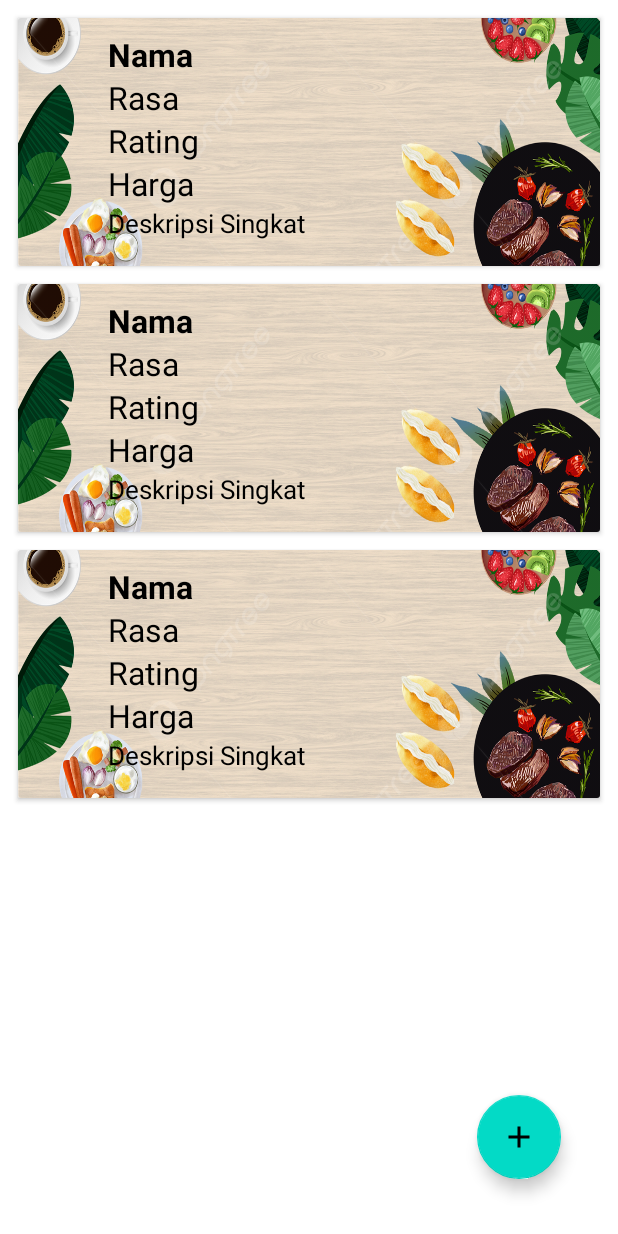
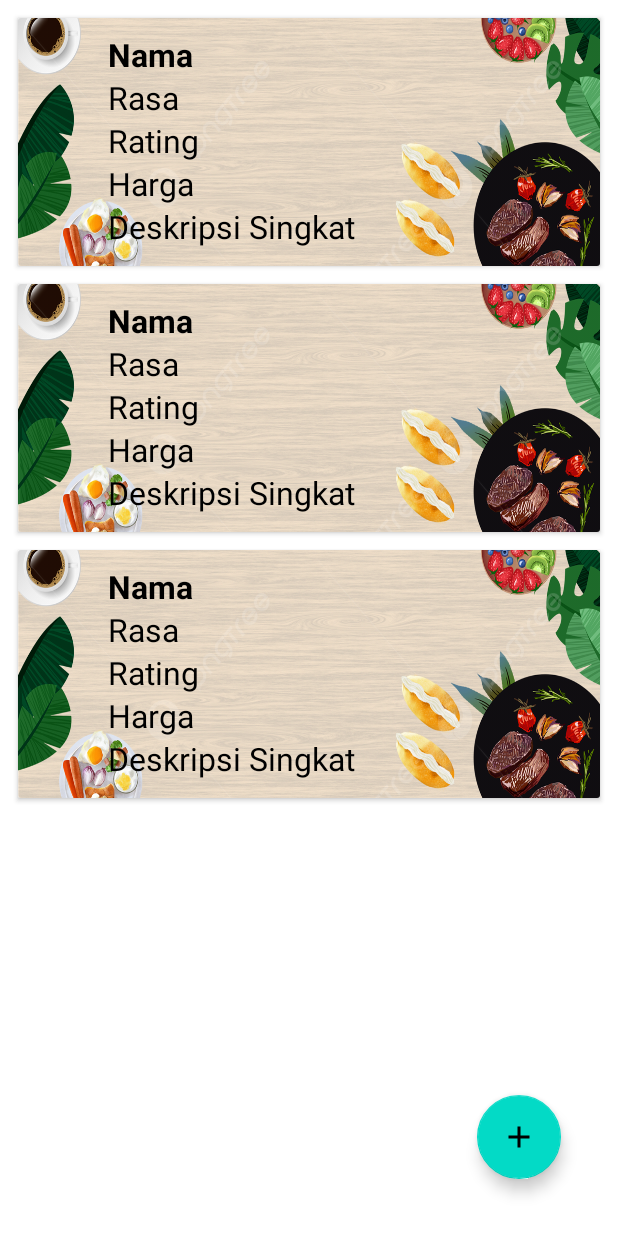
Before and after one commit to michellegra/ProjectPAB_2125250010, an Android app: the layout activity_main.xml on its own in the app's theme, with its tools: preview values and no code run, on a phone screen of 412 x 824 dp. Run offline under Robolectric (Android 15) with nearby library versions, the phone set to English and light mode, and no system bars.

```diff
--- a/app/src/main/java/com/if4a/projectpab/Activity/UbahActivity.java
+++ b/app/src/main/java/com/if4a/projectpab/Activity/UbahActivity.java
@@ -46,6 +46,7 @@ public class UbahActivity extends AppCompatActivity {
         etDeskripsiSingkat = findViewById(R.id.et_deskripsi);
         btnUbah = findViewById(R.id.btn_Ubah);
 
+
         etNama.setText(yNama);
         etRasa.setText(yRasa);
         etRating.setText(yRating);
@@ -86,7 +87,7 @@ public class UbahActivity extends AppCompatActivity {
 
     private void UbahJajanan(){
         APIRequestData ARD = RetroServer.konekRetrofit().create(APIRequestData.class);
-        Call<ModelResponses> proses = ARD.ardCreate(nama,rasa,rating,harga,deskripsiSingkat);
+        Call<ModelResponses> proses = ARD.ardUpdate(yId, nama,rasa,rating,harga,deskripsiSingkat);
 
         proses.enqueue(new Callback<ModelResponses>() {
             @Override
@@ -94,7 +95,7 @@ public class UbahActivity extends AppCompatActivity {
                 String kode = response.body().getKode();
                 String pesan = response.body().getPesan();
 
-                Toast.makeText(UbahActivity.this,"Kode : " + kode + ", Pesan: " + pesan, Toast.LENGTH_SHORT).show();
+                Toast.makeText(UbahActivity.this,"Kode : " + kode + ", Pesam: " + pesan, Toast.LENGTH_SHORT).show();
                 finish();
             }
 
@@ -105,4 +106,5 @@ public class UbahActivity extends AppCompatActivity {
             }
         });
     }
+
 }
--- a/app/src/main/res/layout/list_item_jajanan.xml
+++ b/app/src/main/res/layout/list_item_jajanan.xml
@@ -66,11 +66,12 @@
             android:layout_width="wrap_content"
             android:layout_height="wrap_content"
             android:layout_marginLeft="50dp"
+            android:layout_marginRight="100dp"
             android:textColor="@color/black"
             android:ellipsize="end"
             android:maxLines="2"
             android:text="Deskripsi Singkat"
-            android:textSize="17sp" />
+            android:textSize="21sp" />
 
     </LinearLayout>
 
```
